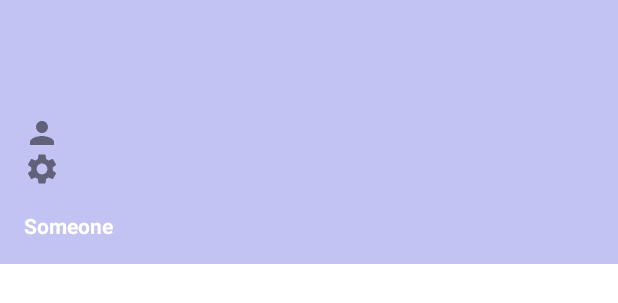
After one commit to Kristal1ik/FuzzyContApp, an Android app: the layout activity_hamburger.xml on its own in the app's theme, with its tools: preview values and no code run, on a phone screen of 412 x 824 dp. The commit adds this screen. Shown: the top 303 px of the screen. Run offline under Robolectric (Android 15) with nearby library versions, the light colour scheme and no system bars.

Commit message:
hamburger

```diff
--- /dev/null
+++ b/app/src/main/res/layout/activity_hamburger.xml
@@ -0,0 +1,40 @@
+<?xml version="1.0" encoding="utf-8"?>
+<LinearLayout
+    xmlns:android="http://schemas.android.com/apk/res/android"
+    android:orientation="vertical"
+    android:layout_width="match_parent"
+    android:layout_height="176dp"
+    android:gravity="bottom"
+    android:padding="16dp"
+    android:background="@color/lav1"
+    android:id="@+id/hamburger_menu"
+    android:theme="@style/ThemeOverlay.AppCompat.Dark">
+
+    <ImageView
+        android:layout_width="wrap_content"
+        android:layout_height="wrap_content"
+        android:src="@drawable/person" />
+
+    <ImageView
+        android:layout_width="wrap_content"
+        android:layout_height="wrap_content"
+        android:src="@drawable/settings" />
+
+    <TextView
+        android:layout_width="wrap_content"
+        android:layout_height="wrap_content"
+        android:id="@+id/user"
+        android:text="Someone"
+        android:layout_marginTop="16dp"
+        android:textColor="@color/white"
+        android:textStyle="bold"/>
+
+<!--    <TextView-->
+<!--        android:layout_width="wrap_content"-->
+<!--        android:layout_height="wrap_content"-->
+<!--        android:text="contact@androidknowledge.com"-->
+<!--        android:textColor="@color/white"-->
+<!--        android:textSize="14sp"-->
+<!--        android:layout_marginBottom="16dp"/>-->
+
+</LinearLayout>
```
Also changed, not shown: app/src/main/java/com/example/fuzzycontapp/MenuActivity.java (+117 -2 lines), app/src/main/res/layout/activity_menu.xml (+37 -2 lines), app/src/main/res/menu/hamburger.xml (added, +47 -0 lines).
